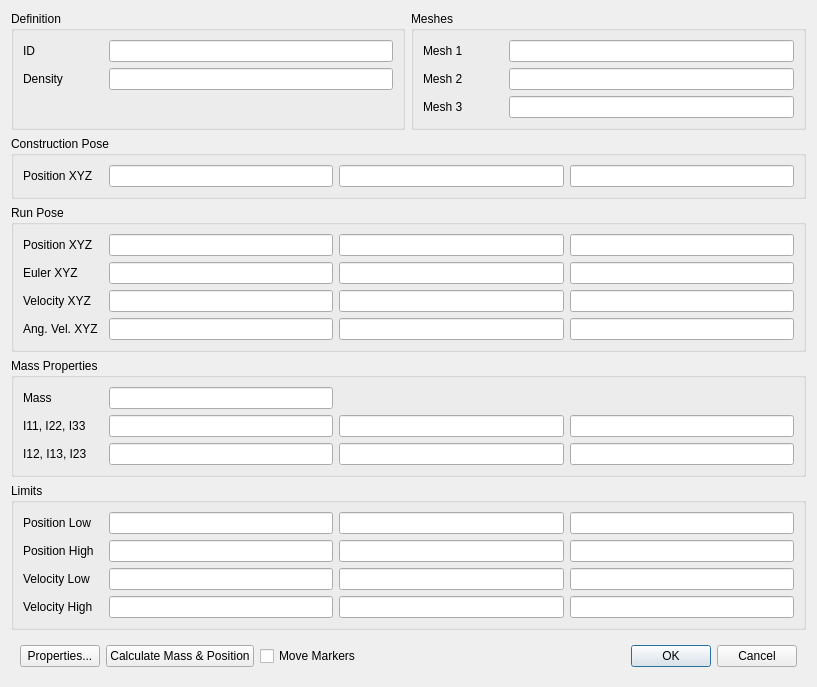
This is distribution/GaitSymQt/DialogBodyBuilder.ui in wol101/GaitSym2019 as Qt 5 draws it before an edit. The edited form follows.
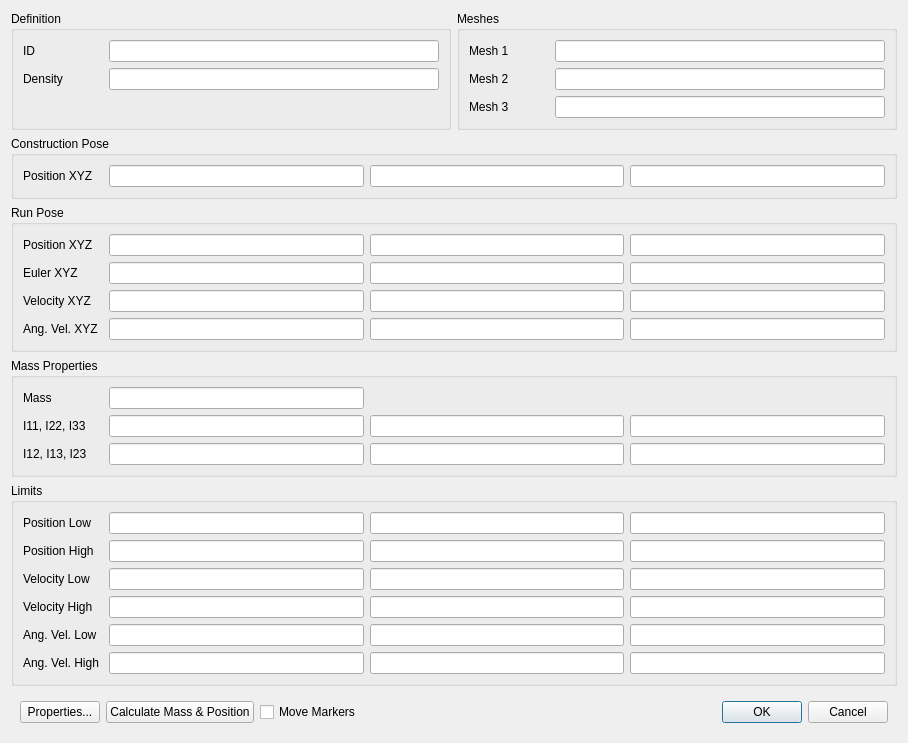
This is the edited form. Custom widgets are drawn as their Qt base class.

```diff
--- a/distribution/GaitSymQt/DialogBodyBuilder.ui
+++ b/distribution/GaitSymQt/DialogBodyBuilder.ui
@@ -6,8 +6,8 @@
    <rect>
     <x>0</x>
     <y>0</y>
-    <width>817</width>
-    <height>633</height>
+    <width>908</width>
+    <height>705</height>
    </rect>
   </property>
   <property name="windowTitle">
@@ -356,6 +356,44 @@
       <item row="3" column="3">
        <widget class="LineEditDouble" name="lineEditHighVZ"/>
       </item>
+      <item row="4" column="0">
+       <widget class="QLabel" name="label_18">
+        <property name="text">
+         <string>Ang. Vel. Low</string>
+        </property>
+       </widget>
+      </item>
+      <item row="4" column="1">
+       <widget class="LineEditDouble" name="lineEditLowAVX"/>
+      </item>
+      <item row="4" column="2">
+       <widget class="LineEditDouble" name="lineEditLowAVY"/>
+      </item>
+      <item row="4" column="3">
+       <widget class="LineEditDouble" name="lineEditLowAVZ"/>
+      </item>
+      <item row="5" column="0">
+       <widget class="QLabel" name="label_19">
+        <property name="minimumSize">
+         <size>
+          <width>80</width>
+          <height>0</height>
+         </size>
+        </property>
+        <property name="text">
+         <string>Ang. Vel. High</string>
+        </property>
+       </widget>
+      </item>
+      <item row="5" column="1">
+       <widget class="LineEditDouble" name="lineEditHighAVX"/>
+      </item>
+      <item row="5" column="2">
+       <widget class="LineEditDouble" name="lineEditHighAVY"/>
+      </item>
+      <item row="5" column="3">
+       <widget class="LineEditDouble" name="lineEditHighAVZ"/>
+      </item>
      </layout>
     </widget>
    </item>
```
Left out of the diff: 23 changed lines with no effect on the pictures.
